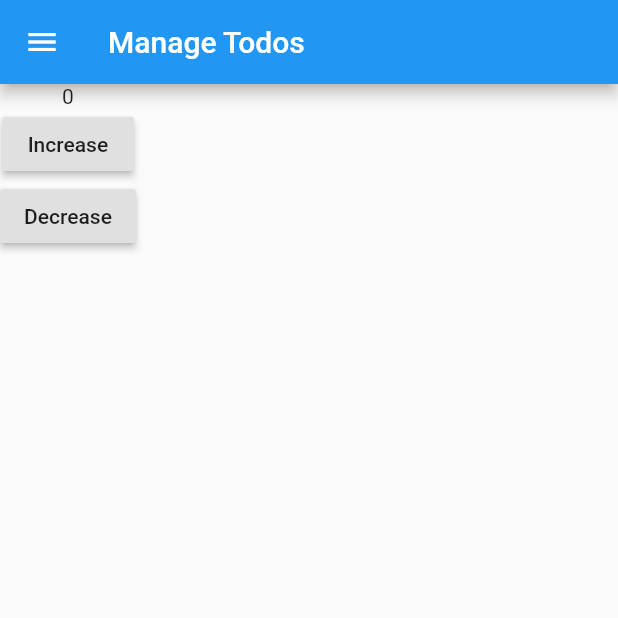
After one commit to rahmanfadhil/flutter_rxjs_demo, a Flutter app: the CounterPage screen opened by its route, on a phone screen of 412 x 824 dp, the top half of it. The commit adds this screen. Run offline on Flutter 3.47's test engine with Material 2 defaults, Android fonts, the phone set to English and light mode, and no system bars; our stand-ins replace rxdart.

Commit message:
Use flutter navigation for navigate between pages

```diff
--- /dev/null
+++ b/lib/pages/counter_page.dart
@@ -0,0 +1,17 @@
+import 'package:flutter/material.dart';
+
+import '../widgets/shared/side_drawer.dart';
+import '../widgets/counter/counter_manager.dart';
+
+class CounterPage extends StatelessWidget {
+  @override
+  Widget build(BuildContext context) {
+    return Scaffold(
+      drawer: SideDrawer(),
+      appBar: AppBar(
+        title: Text('Manage Todos'),
+      ),
+      body: CounterManager(),
+    );
+  }
+}
--- a/lib/counter_manager.dart
+++ b/lib/widgets/counter/counter_manager.dart
@@ -1,7 +1,7 @@
 import 'package:flutter/material.dart';
 
-import './services/main.dart';
-import './services/counter_service.dart';
+import '../../services/main.dart';
+import '../../services/counter_service.dart';
 
 class CounterManager extends StatelessWidget {
   @override
--- a/lib/todo_input.dart
+++ b/lib/widgets/todos/todo_input.dart
@@ -1,7 +1,7 @@
 import 'package:flutter/material.dart';
 
-import './services/main.dart';
-import './services/todo_service.dart';
+import '../../services/main.dart';
+import '../../services/todo_service.dart';
 
 class TodoInput extends StatefulWidget {
   @override
--- a/lib/todo_list.dart
+++ b/lib/widgets/todos/todo_list.dart
@@ -1,7 +1,7 @@
 import 'package:flutter/material.dart';
 
-import './services/main.dart';
-import './services/todo_service.dart';
+import '../../services/main.dart';
+import '../../services/todo_service.dart';
 
 class TodoList extends StatelessWidget {
   @override
```
Also changed, not shown: lib/main.dart (+8 -11 lines), lib/pages/todos_page.dart (added, +23 -0 lines), lib/todos_manager.dart (deleted, +0 -16 lines), lib/widgets/shared/side_drawer.dart (renamed from lib/side_drawer.dart, +4 -4 lines).
